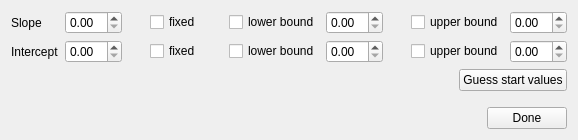
Qt form pensant/ui/linearModelFitParameters.ui (syncope/pensant) before a commit.
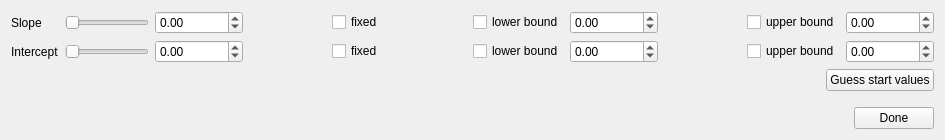
The same form after that commit.

Commit message: + implemented "linearModel", same trouble with initial values as quadraticModel. save for later

Patch:
```diff
--- a/pensant/ui/linearModelFitParameters.ui
+++ b/pensant/ui/linearModelFitParameters.ui
@@ -6,7 +6,7 @@
    <rect>
     <x>0</x>
     <y>0</y>
-    <width>578</width>
+    <width>945</width>
     <height>140</height>
    </rect>
   </property>
@@ -19,7 +19,21 @@
      <item row="0" column="1">
       <layout class="QHBoxLayout" name="horizontalLayout">
        <item>
-        <widget class="QDoubleSpinBox" name="meanValue"/>
+        <widget class="QSlider" name="slopeSlider">
+         <property name="orientation">
+          <enum>Qt::Horizontal</enum>
+         </property>
+        </widget>
+       </item>
+       <item>
+        <widget class="QDoubleSpinBox" name="slopeValue">
+         <property name="minimum">
+          <double>-1000000000.000000000000000</double>
+         </property>
+         <property name="maximum">
+          <double>1000000000.000000000000000</double>
+         </property>
+        </widget>
        </item>
        <item>
         <spacer name="horizontalSpacer">
@@ -62,7 +76,14 @@
         </widget>
        </item>
        <item>
-        <widget class="QDoubleSpinBox" name="meanLBValue"/>
+        <widget class="QDoubleSpinBox" name="slopeLBValue">
+         <property name="minimum">
+          <double>-1000000000.000000000000000</double>
+         </property>
+         <property name="maximum">
+          <double>1000000000.000000000000000</double>
+         </property>
+        </widget>
        </item>
        <item>
         <spacer name="horizontalSpacer_3">
@@ -85,14 +106,35 @@
         </widget>
        </item>
        <item>
-        <widget class="QDoubleSpinBox" name="meanUBValue"/>
+        <widget class="QDoubleSpinBox" name="slopeUBValue">
+         <property name="minimum">
+          <double>-1000000000.000000000000000</double>
+         </property>
+         <property name="maximum">
+          <double>1000000000.000000000000000</double>
+         </property>
+        </widget>
        </item>
       </layout>
      </item>
      <item row="1" column="1">
       <layout class="QHBoxLayout" name="horizontalLayout_2">
        <item>
-        <widget class="QDoubleSpinBox" name="amplitudeValue"/>
+        <widget class="QSlider" name="interceptSlider">
+         <property name="orientation">
+          <enum>Qt::Horizontal</enum>
+         </property>
+        </widget>
+       </item>
+       <item>
+        <widget class="QDoubleSpinBox" name="interceptValue">
+         <property name="minimum">
+          <double>-1000000000.000000000000000</double>
+         </property>
+         <property name="maximum">
+          <double>1000000000.000000000000000</double>
+         </property>
+        </widget>
        </item>
        <item>
         <spacer name="horizontalSpacer_4">
@@ -135,7 +177,14 @@
         </widget>
        </item>
        <item>
-        <widget class="QDoubleSpinBox" name="amplitudeLBValue"/>
+        <widget class="QDoubleSpinBox" name="interceptLBValue">
+         <property name="minimum">
+          <double>-1000000000.000000000000000</double>
+         </property>
+         <property name="maximum">
+          <double>1000000000.000000000000000</double>
+         </property>
+        </widget>
        </item>
        <item>
         <spacer name="horizontalSpacer_6">
@@ -158,7 +207,14 @@
         </widget>
        </item>
        <item>
-        <widget class="QDoubleSpinBox" name="amplitudeUBValue"/>
+        <widget class="QDoubleSpinBox" name="interceptUBValue">
+         <property name="minimum">
+          <double>-1000000000.000000000000000</double>
+         </property>
+         <property name="maximum">
+          <double>1000000000.000000000000000</double>
+         </property>
+        </widget>
        </item>
       </layout>
      </item>
```
Left out of the diff: 12 changed lines with no effect on the pictures. The commit also changes 1 other file.
